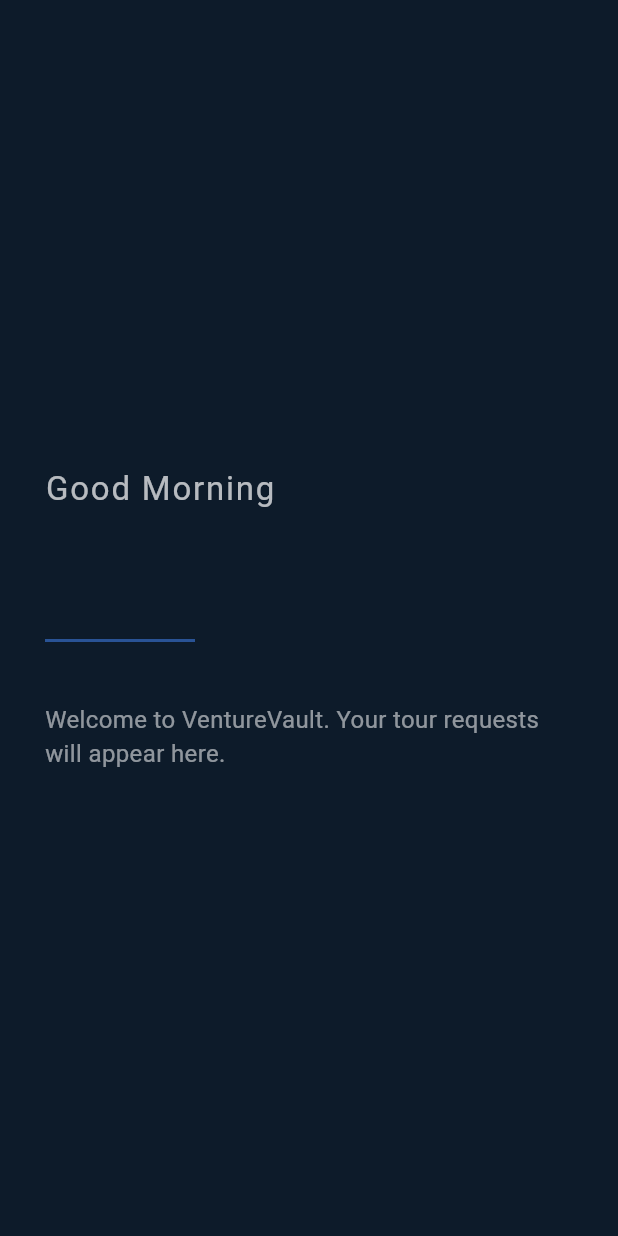
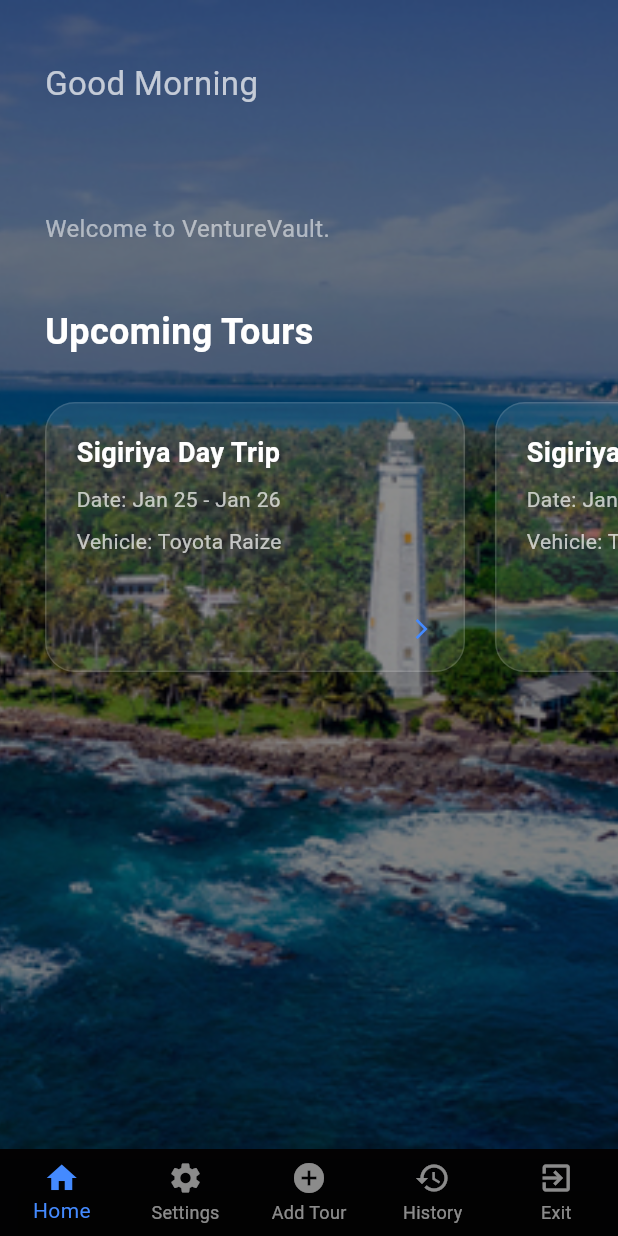
Before and after one commit to hasinduvindana/venture_vault, a Flutter app: the Dashboard screen opened directly with empty values, on a phone screen of 412 x 824 dp. Run offline on Flutter 3.47's test engine with Material 3 defaults, Android fonts, the phone set to English and light mode, and no system bars; our stand-ins replace cloud_firestore, firebase_auth, firebase_core, google_sign_in; accounts and stored records are empty.

Commit message:
dashboard page ui create
welcome text
sliding backgrounds
footer navbar

```diff
--- a/lib/dashboard.dart
+++ b/lib/dashboard.dart
@@ -1,12 +1,44 @@
+import 'dart:async';
 import 'package:flutter/material.dart';
 
-class Dashboard extends StatelessWidget {
+class Dashboard extends StatefulWidget {
   final String firstName;
-
-  // Constructor to receive the session value (First Name)
   const Dashboard({Key? key, required this.firstName}) : super(key: key);
 
-  // Logic to determine the greeting based on current time
+  @override
+  _DashboardState createState() => _DashboardState();
+}
+
+class _DashboardState extends State<Dashboard> {
+  // --- Background Slideshow Logic ---
+  final List<String> _bgImages = [
+    'assets/dash-bg1.jpg',
+    'assets/dash-bg2.jpg',
+    'assets/dash-bg3.jpg',
+  ];
+  int _currentBgIndex = 0;
+  late Timer _bgTimer;
+
+  // --- Footer Navigation State ---
+  int _selectedIndex = 0;
+
+  @override
+  void initState() {
+    super.initState();
+    // Changes background every 5 seconds with a state update
+    _bgTimer = Timer.periodic(const Duration(seconds: 5), (timer) {
+      setState(() {
+        _currentBgIndex = (_currentBgIndex + 1) % _bgImages.length;
+      });
+    });
+  }
+
+  @override
+  void dispose() {
+    _bgTimer.cancel();
+    super.dispose();
+  }
+
   String _getGreeting() {
     var hour = DateTime.now().hour;
     if (hour < 12) return 'Good Morning';
@@ -17,46 +49,143 @@
   @override
   Widget build(BuildContext context) {
     return Scaffold(
-      backgroundColor: Color(0xFF0D1B2A), // Modern deep dark blue
-      body: Container(
-        width: double.infinity,
-        padding: EdgeInsets.symmetric(horizontal: 30),
+      body: Stack(
+        children: [
+          // 1. Professional Background Transition
+          AnimatedSwitcher(
+            duration: const Duration(milliseconds: 1500), // Smooth 1.5s fade
+            child: Container(
+              key: ValueKey<int>(_currentBgIndex),
+              decoration: BoxDecoration(
+                image: DecorationImage(
+                  image: AssetImage(_bgImages[_currentBgIndex]),
+                  fit: BoxFit.cover,
+                  colorFilter: ColorFilter.mode(
+                    Colors.black.withOpacity(0.5), // Darken for text legibility
+                    BlendMode.darken,
+                  ),
+                ),
+              ),
+            ),
+          ),
+
+          // 2. Main Content
+          SafeArea(
             child: Column(
-          mainAxisAlignment: MainAxisAlignment.center,
+              crossAxisAlignment: CrossAxisAlignment.start,
+              children: [
+                const SizedBox(height: 40),
+                // Moving Greeting and Session up
+                Padding(
+                  padding: const EdgeInsets.symmetric(horizontal: 30),
+                  child: Column(
                     crossAxisAlignment: CrossAxisAlignment.start,
                     children: [
                       Text(
                         _getGreeting(),
-              style: TextStyle(
-                color: Colors.white70,
-                fontSize: 22,
-                letterSpacing: 1.2,
+                        style: const TextStyle(color: Colors.white70, fontSize: 22),
                       ),
-            ),
-            SizedBox(height: 5),
                       Text(
-              firstName,
-              style: TextStyle(
+                        widget.firstName,
+                        style: const TextStyle(
                           color: Colors.white,
                           fontSize: 42,
                           fontWeight: FontWeight.bold,
                         ),
                       ),
-            SizedBox(height: 20),
-            Container(
-              height: 2,
-              width: 100,
-              color: Colors.blueAccent.withOpacity(0.5),
-            ),
-            SizedBox(height: 40),
-            // Add a placeholder for your main driver features
-            Text(
-              "Welcome to VentureVault. Your tour requests will appear here.",
+                      const SizedBox(height: 10),
+                      const Text(
+                        "Welcome to VentureVault.",
                         style: TextStyle(color: Colors.white54, fontSize: 16),
                       ),
                     ],
                   ),
                 ),
+
+                const SizedBox(height: 40),
+
+                // 3. Upcoming Tours Section
+                const Padding(
+                  padding: EdgeInsets.symmetric(horizontal: 30),
+                  child: Text(
+                    "Upcoming Tours",
+                    style: TextStyle(
+                      color: Colors.white,
+                      fontSize: 24,
+                      fontWeight: FontWeight.bold,
+                    ),
+                  ),
+                ),
+                const SizedBox(height: 20),
+
+                // Horizontal List View for Tours
+                SizedBox(
+                  height: 200,
+                  child: ListView.builder(
+                    scrollDirection: Axis.horizontal,
+                    padding: const EdgeInsets.symmetric(horizontal: 20),
+                    itemCount: 3, // Dummy count
+                    itemBuilder: (context, index) {
+                      return _buildTourCard();
+                    },
+                  ),
+                ),
+              ],
+            ),
+          ),
+        ],
+      ),
+
+      // 4. Custom Footer Navigation
+      bottomNavigationBar: Theme(
+        data: Theme.of(context).copyWith(canvasColor: Colors.black87),
+        child: BottomNavigationBar(
+          currentIndex: _selectedIndex,
+          onTap: (index) {
+            setState(() => _selectedIndex = index);
+            if (index == 4) { /* Handle Exit logic */ }
+          },
+          type: BottomNavigationBarType.fixed,
+          selectedItemColor: Colors.blueAccent,
+          unselectedItemColor: Colors.white54,
+          items: const [
+            BottomNavigationBarItem(icon: Icon(Icons.home), label: "Home"),
+            BottomNavigationBarItem(icon: Icon(Icons.settings), label: "Settings"),
+            BottomNavigationBarItem(icon: Icon(Icons.add_circle), label: "Add Tour"),
+            BottomNavigationBarItem(icon: Icon(Icons.history), label: "History"),
+            BottomNavigationBarItem(icon: Icon(Icons.exit_to_app), label: "Exit"),
+          ],
+        ),
+      ),
+    );
+  }
+
+  Widget _buildTourCard() {
+    return Container(
+      width: 280,
+      margin: const EdgeInsets.all(10),
+      decoration: BoxDecoration(
+        color: Colors.white.withOpacity(0.1),
+        borderRadius: BorderRadius.circular(20),
+        border: Border.all(color: Colors.white12),
+      ),
+      padding: const EdgeInsets.all(20),
+      child: Column(
+        crossAxisAlignment: CrossAxisAlignment.start,
+        children: const [
+          Text("Sigiriya Day Trip",
+            style: TextStyle(color: Colors.white, fontSize: 18, fontWeight: FontWeight.bold)),
+          SizedBox(height: 8),
+          Text("Date: Jan 25 - Jan 26", style: TextStyle(color: Colors.white70)),
+          SizedBox(height: 8),
+          Text("Vehicle: Toyota Raize", style: TextStyle(color: Colors.white70)),
+          Spacer(),
+          Align(
+            alignment: Alignment.bottomRight,
+            child: Icon(Icons.arrow_forward_ios, color: Colors.blueAccent, size: 16),
+          )
+        ],
+      ),
     );
   }
 }
--- a/pubspec.yaml
+++ b/pubspec.yaml
@@ -80,6 +80,9 @@
     - assets/loading-logo.png
     - assets/wheel.png
     - assets/login-bg.jpg
+    - assets/dash-bg1.jpg
+    - assets/dash-bg2.jpg
+    - assets/dash-bg3.jpg
 
   # An image asset can refer to one or more resolution-specific "variants", see
   # https://flutter.dev/to/resolution-aware-images
```
Also changed, not shown: assets/dash-bg1.jpg (added), assets/dash-bg2.jpg (added), assets/dash-bg3.jpg (added). Lines whose indentation alone changed are shown as unchanged.
